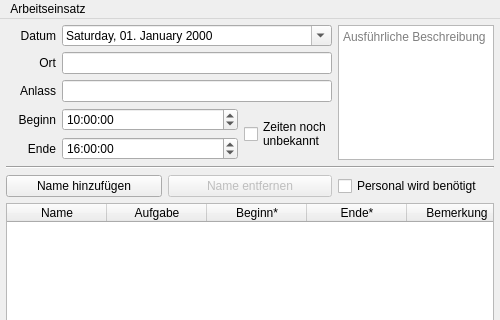
The window that Programm/activitywindow.ui (philjosch/Einsatzplaner) describes before a commit, drawn with Qt 5; both pictures show x 0 to 500 and y 0 to 320 of the 500 by 500 pixel window.
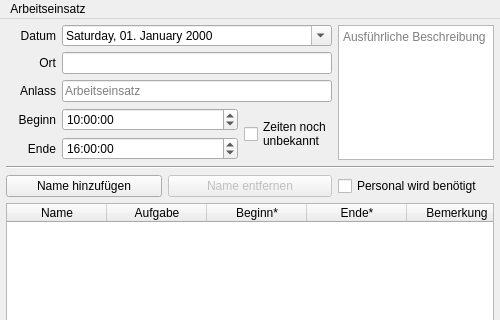
The same window after the commit.

The edit to the form file:
```diff
--- a/Programm/activitywindow.ui
+++ b/Programm/activitywindow.ui
@@ -48,7 +48,11 @@
      </widget>
     </item>
     <item row="2" column="1" colspan="3">
-     <widget class="QLineEdit" name="lineAnlass"/>
+     <widget class="QLineEdit" name="lineAnlass">
+      <property name="placeholderText">
+       <string>Arbeitseinsatz</string>
+      </property>
+     </widget>
     </item>
     <item row="0" column="0">
      <widget class="QLabel" name="label">
```
